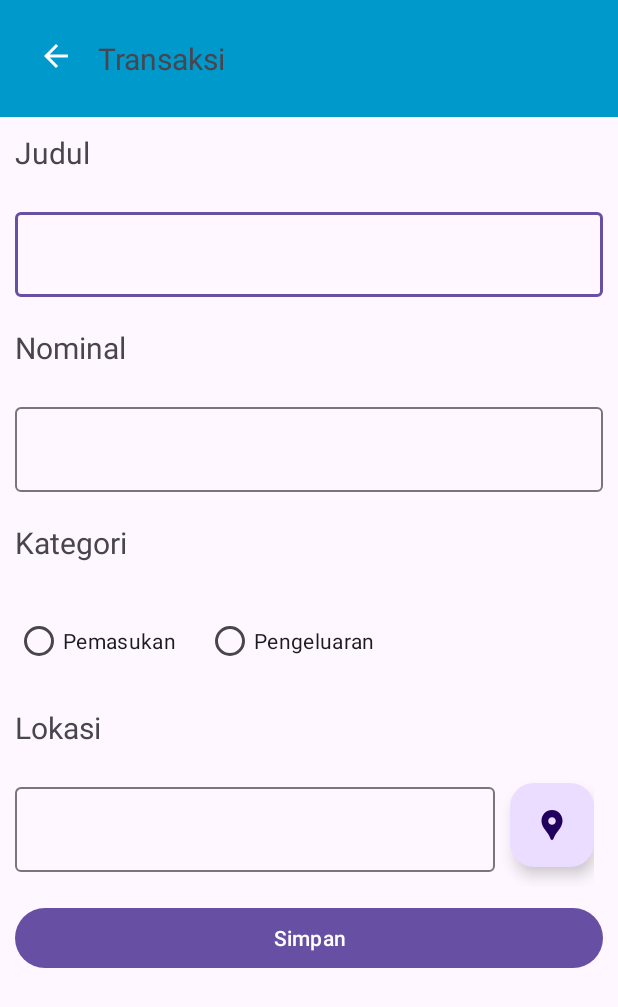
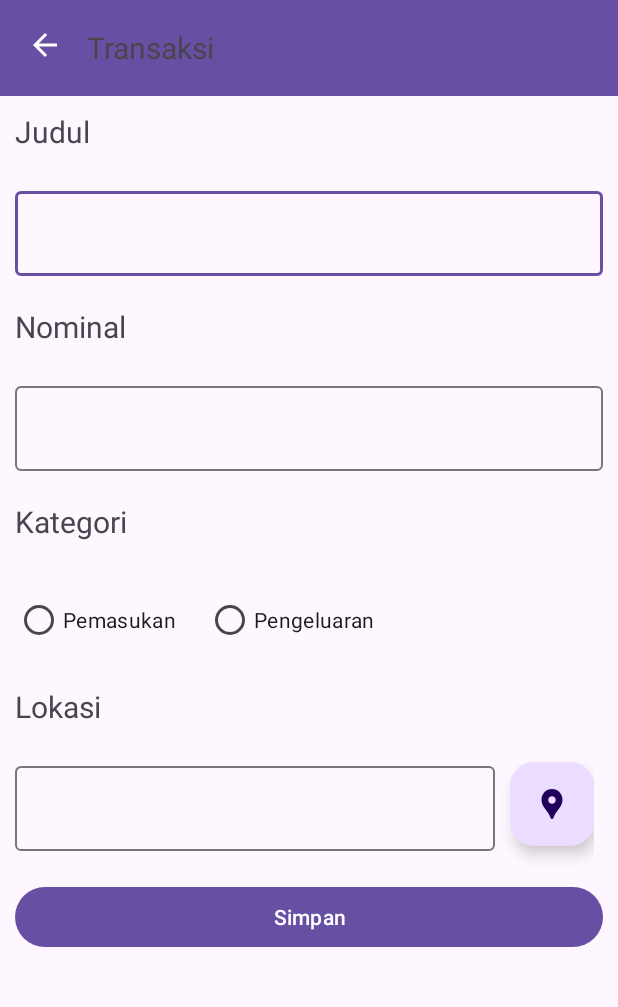
Before and after one commit to habibibi/TranScribe, an Android app: the AddTransactionActivity screen opened directly, with no data from a screen before it, on a phone screen of 412 x 824 dp. Shown: the top 1007 px of the screen. Run offline under Robolectric (Android 15) with nearby library versions, the light colour scheme and no system bars; our stand-ins replace Room's generated code.

Commit message:
fix:bug and toolbar add transaction

```diff
--- a/app/src/main/AndroidManifest.xml
+++ b/app/src/main/AndroidManifest.xml
@@ -4,9 +4,7 @@
     <uses-permission android:name="android.permission.INTERNET"/>
     <uses-permission android:name="android.permission.ACCESS_FINE_LOCATION"/>
     <uses-permission android:name="android.permission.ACCESS_COARSE_LOCATION"/>
-    <uses-permission android:name="android.permission.WRITE_EXTERNAL_STORAGE"
-        android:maxSdkVersion="28"
-        tools:ignore="ScopedStorage"/>
+    <uses-permission android:name="android.permission.WRITE_EXTERNAL_STORAGE"/>
     <uses-permission android:name="android.permission.CAMERA" />
     <uses-feature android:name="android.hardware.camera"
         android:required="false"/>
--- a/app/src/main/java/com/ikp/transcribe/MainActivity.kt
+++ b/app/src/main/java/com/ikp/transcribe/MainActivity.kt
@@ -3,6 +3,7 @@ package com.ikp.transcribe
 import android.content.Intent
 import android.content.IntentFilter
 import android.os.Bundle
+import androidx.activity.viewModels
 import androidx.appcompat.app.AppCompatActivity
 import androidx.navigation.findNavController
 import androidx.navigation.ui.AppBarConfiguration
--- a/app/src/main/java/com/ikp/transcribe/ui/transaction/AddTransactionActivity.kt
+++ b/app/src/main/java/com/ikp/transcribe/ui/transaction/AddTransactionActivity.kt
@@ -74,7 +74,7 @@ class AddTransactionActivity : AppCompatActivity() {
                 }
             }
             else if(id==-1 && random=="true" ){
-                getConnection()
+                checkPermissionAndUpdateLocation()
                 val random = (1000..10000).random()
                 val randomstuff = (0..40).random()
                 val stuffNames = arrayOf(
--- a/app/src/main/res/layout/toolbar.xml
+++ b/app/src/main/res/layout/toolbar.xml
@@ -1,12 +1,17 @@
 <?xml version="1.0" encoding="utf-8"?>
 <RelativeLayout xmlns:android="http://schemas.android.com/apk/res/android"
     android:layout_width="match_parent"
-    android:layout_height="wrap_content"
-    android:background="@android:color/holo_blue_dark">
+    android:layout_height="wrap_content">
+    <androidx.appcompat.widget.Toolbar
+        android:layout_width="match_parent"
+        android:layout_height="wrap_content"
+        android:background="?attr/colorPrimary"
+        android:minHeight="?attr/actionBarSize"
+        android:theme="?attr/actionBarTheme" />
     <RelativeLayout
         android:layout_width="match_parent"
         android:layout_height="wrap_content"
-        android:padding="25dp">
+        android:padding="18dp">
         <ImageView
             android:layout_width="wrap_content"
             android:layout_height="wrap_content"
```
